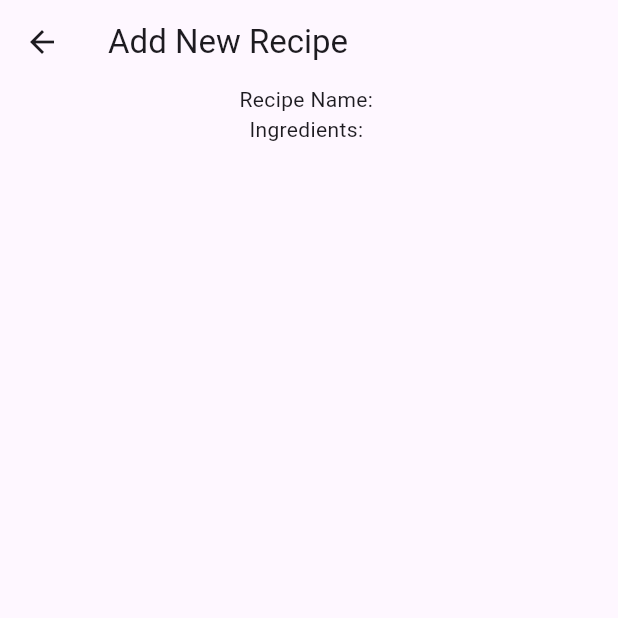
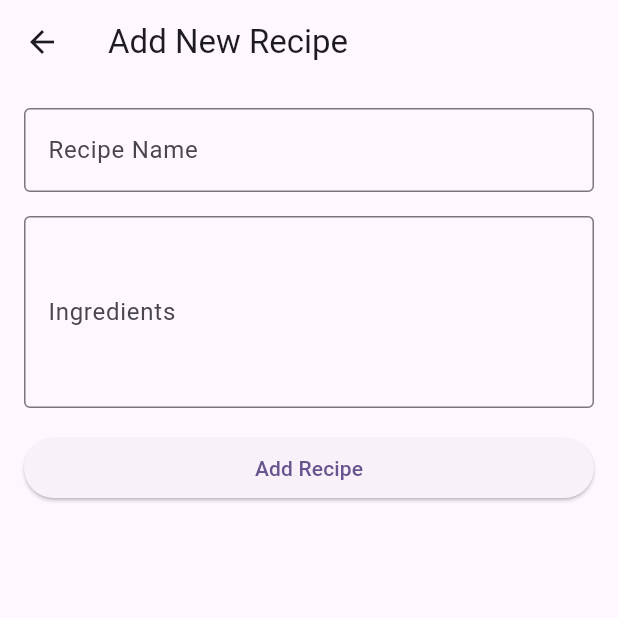
Before and after one commit to TylerRLowe/FridgeFinds, a Flutter app: the AddNewPage screen opened directly, on a phone screen of 412 x 824 dp, the top half of it. Run offline on Flutter 3.47's test engine with Material 3 defaults, Android fonts, the phone set to English and light mode, and no system bars; missing offline and left inert: dart:ffi.

Commit message:
add new list

```diff
--- a/lib/ShoppingList_Page/add_new.dart
+++ b/lib/ShoppingList_Page/add_new.dart
@@ -1,10 +1,20 @@
 import 'package:flutter/material.dart';
 
-class AddNewPage extends StatelessWidget {
-  final String recipeName;
-  final String recipeIngredients;
+class AddNewPage extends StatefulWidget {
+  @override
+  _AddNewPageState createState() => _AddNewPageState();
+}
 
-  AddNewPage({this.recipeName = '', this.recipeIngredients = ''});
+class _AddNewPageState extends State<AddNewPage> {
+  final TextEditingController _recipeNameController = TextEditingController();
+  final TextEditingController _recipeIngredientsController = TextEditingController();
+
+  @override
+  void dispose() {
+    _recipeNameController.dispose();
+    _recipeIngredientsController.dispose();
+    super.dispose();
+  }
 
   @override
   Widget build(BuildContext context) {
@@ -12,11 +22,42 @@ class AddNewPage extends StatelessWidget {
       appBar: AppBar(
         title: Text('Add New Recipe'),
       ),
-      body: Center(
+      body: Padding(
+        padding: const EdgeInsets.all(16.0),
         child: Column(
+          crossAxisAlignment: CrossAxisAlignment.stretch,
           children: [
-            Text('Recipe Name: $recipeName'),
-            Text('Ingredients: $recipeIngredients'),
+            TextField(
+              controller: _recipeNameController,
+              decoration: InputDecoration(
+                labelText: 'Recipe Name',
+                border: OutlineInputBorder(),
+              ),
+            ),
+            SizedBox(height: 16),
+            TextField(
+              controller: _recipeIngredientsController,
+              decoration: InputDecoration(
+                labelText: 'Ingredients',
+                border: OutlineInputBorder(),
+              ),
+              maxLines: 4,
+            ),
+            SizedBox(height: 16),
+            ElevatedButton(
+              onPressed: () {
+                final recipeName = _recipeNameController.text;
+                final ingredients = _recipeIngredientsController.text;
+
+                if (recipeName.isNotEmpty && ingredients.isNotEmpty) {
+                  Navigator.pop(context, {
+                    'recipeName': recipeName,
+                    'ingredient': ingredients,
+                  });
+                }
+              },
+              child: Text('Add Recipe'),
+            ),
           ],
         ),
       ),
```
Also changed, not shown: lib/ShoppingList_Page/shoppingList.dart (+26 -12 lines).
